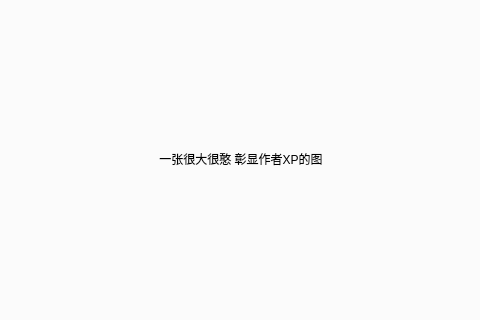
Qt form resource/ui/FAA_3.0.ui (StareAbyss/FoodsVsMiceAutoAssistant) before a commit; both pictures show x 498 to 978 and y 228 to 548 of the 1100 by 750 pixel window.
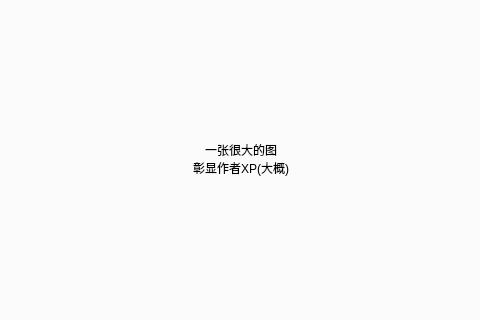
The same form after that commit. The open tabs and pages were chosen to show the change.

Commit message: v1.3.0 ui中的跨服副本最大战斗次数从12提高到99次, 以适应部分特殊需求

Patch:
```diff
--- a/resource/ui/FAA_3.0.ui
+++ b/resource/ui/FAA_3.0.ui
@@ -7965,7 +7965,8 @@
             <item>
              <widget class="QLabel" name="Big_Picture">
               <property name="text">
-               <string>一张很大很憨 彰显作者XP的图</string>
+               <string>一张很大的图
+彰显作者XP(大概)</string>
               </property>
               <property name="alignment">
                <set>Qt::AlignCenter</set>
```
Left out of the diff: 4 changed lines with no effect on the pictures.
